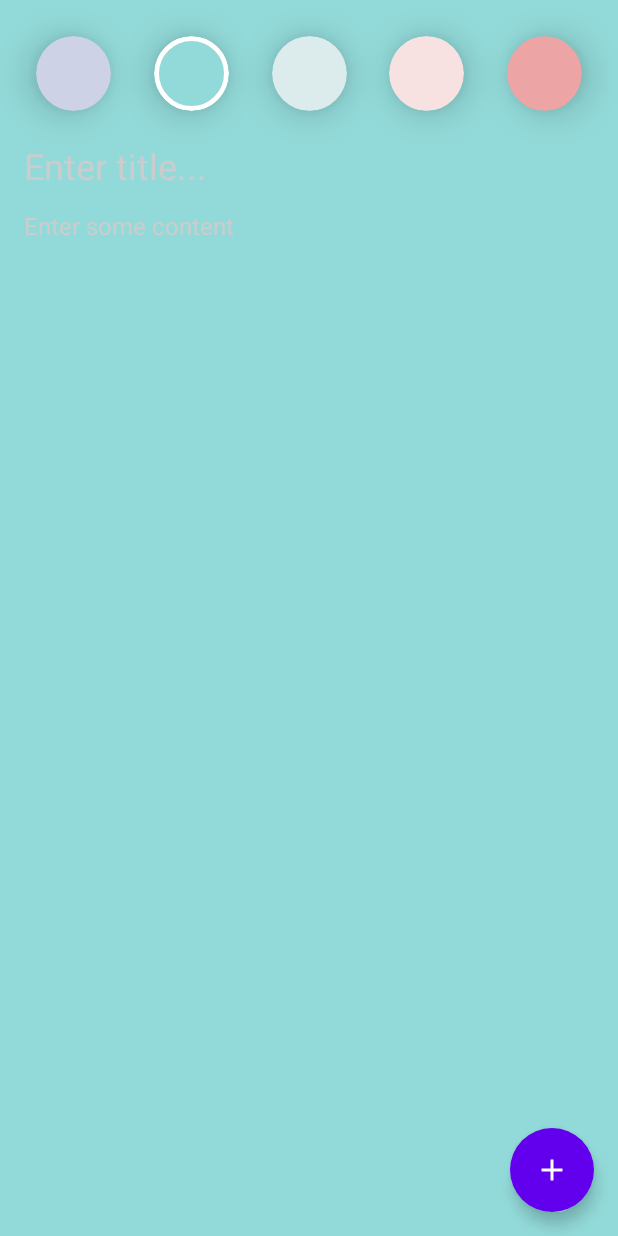
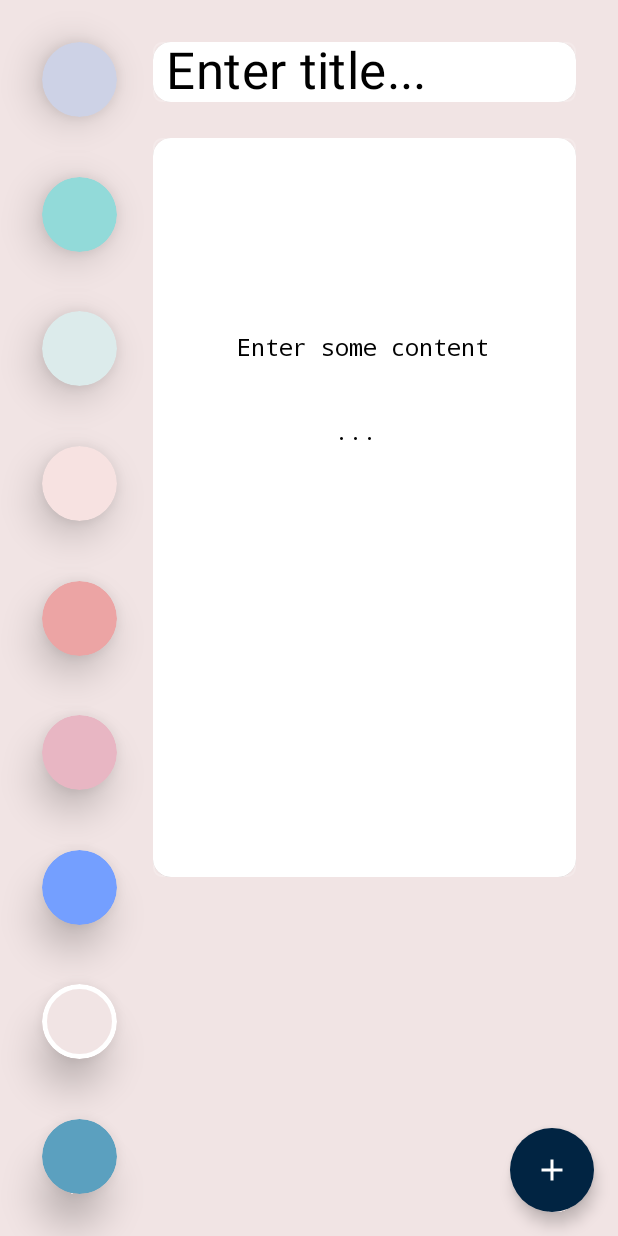
Before and after one commit to Rudione/SweetNotes, an Android app built with Jetpack Compose: the screen it shows after launch (MainActivity), after a tap on "Add note", on a phone screen of 412 x 824 dp. Run offline under Robolectric (Android 15) with nearby library versions, the phone set to English and light mode, and no system bars; our stand-ins replace Dagger/Hilt's generated code, Room's generated code; 1 other tap on this screen came first.

Commit message:
customized ui

```diff
--- a/app/src/main/java/com/example/sweetnotes/domain/model/Note.kt
+++ b/app/src/main/java/com/example/sweetnotes/domain/model/Note.kt
@@ -15,7 +15,9 @@ data class Note(
     val color: Int
 ) {
     companion object {
-        val noteColors = listOf(blueTop, luxuryBlue, bottomBlue, pinkTop, roseMedium)
+        val noteColors = listOf(
+            blueTop, luxuryBlue, bottomBlue, pinkTop, roseMedium, darkPurple, darkBlue, blueForever, lightBlue
+        )
     }
 }
 
--- a/app/src/main/java/com/example/sweetnotes/presentation/ui/editnote/AddEditNoteScreen.kt
+++ b/app/src/main/java/com/example/sweetnotes/presentation/ui/editnote/AddEditNoteScreen.kt
@@ -10,10 +10,8 @@ import androidx.compose.foundation.shape.CircleShape
 import androidx.compose.material.*
 import androidx.compose.material.icons.Icons
 import androidx.compose.material.icons.filled.Add
-import androidx.compose.runtime.Composable
-import androidx.compose.runtime.LaunchedEffect
-import androidx.compose.runtime.remember
-import androidx.compose.runtime.rememberCoroutineScope
+import androidx.compose.runtime.*
+import androidx.compose.ui.Alignment
 import androidx.compose.ui.Modifier
 import androidx.compose.ui.draw.clip
 import androidx.compose.ui.draw.shadow
@@ -41,7 +39,7 @@ fun AddEditNoteScreen(
     val noteBackgroundAnimatable = remember {
         Animatable(
             Color(
-                if(noteColor != -1) noteColor else viewModel.noteColor.value
+                if (noteColor != -1) noteColor else viewModel.noteColor.value
             )
         )
     }
@@ -50,7 +48,7 @@ fun AddEditNoteScreen(
 
     LaunchedEffect(key1 = true) {
         viewModel.eventFlow.collectLatest { event ->
-            when(event) {
+            when (event) {
                 is AddEditNoteViewModel.UiEvent.SaveNote -> {
                     navController.navigateUp()
                 }
@@ -75,16 +73,19 @@ fun AddEditNoteScreen(
         },
         scaffoldState = scaffoldState
     ) {
-        Column(modifier = Modifier
+        Row(
+            modifier = Modifier
                 .fillMaxSize()
                 .background(noteBackgroundAnimatable.value)
                 .padding(16.dp)
         ) {
-            Row(
+            // Color picker
+            Column(
                 modifier = Modifier
-                    .fillMaxWidth()
-                    .padding(8.dp),
-                horizontalArrangement = Arrangement.SpaceBetween
+                    .fillMaxHeight()
+                    .padding(12.dp),
+                horizontalAlignment = Alignment.End,
+                verticalArrangement = Arrangement.SpaceBetween
             ) {
                 Note.noteColors.forEach { color ->
                     val colorInt = color.toArgb()
@@ -115,7 +116,12 @@ fun AddEditNoteScreen(
                     )
                 }
             }
-            Spacer(modifier = Modifier.height(16.dp))
+            Column(
+                modifier = Modifier
+                    .fillMaxHeight()
+                    .padding(12.dp),
+                horizontalAlignment = Alignment.End
+            ) {
                 HintTextField(
                     text = titleState.text,
                     hint = titleState.hint,
@@ -127,9 +133,9 @@ fun AddEditNoteScreen(
                     },
                     isHintVisible = titleState.isVisibleHint,
                     singleLine = true,
-                textStyle = MaterialTheme.typography.h5
+                    textStyle = MaterialTheme.typography.h4
                 )
-            Spacer(modifier = Modifier.height(16.dp))
+                Spacer(modifier = Modifier.height(24.dp))
                 HintTextField(
                     text = contentState.text,
                     hint = contentState.hint,
@@ -141,8 +147,9 @@ fun AddEditNoteScreen(
                     },
                     isHintVisible = contentState.isVisibleHint,
                     textStyle = MaterialTheme.typography.body1,
-                modifier = Modifier.fillMaxHeight()
+                    modifier = Modifier.fillMaxHeight(0.7f)
                 )
             }
         }
     }
+}
--- a/app/src/main/java/com/example/sweetnotes/presentation/ui/editnote/AddEditNoteViewModel.kt
+++ b/app/src/main/java/com/example/sweetnotes/presentation/ui/editnote/AddEditNoteViewModel.kt
@@ -25,12 +25,12 @@ class AddEditNoteViewModel @Inject constructor(
 ): ViewModel() {
 
     private val _noteTitle = mutableStateOf(NoteTextFieldState(
-        hint = "Enter title..."
+        hint = " Enter title..."
     ))
     val noteTitle: State<NoteTextFieldState> = _noteTitle
 
     private val _noteContent = mutableStateOf(NoteTextFieldState(
-        hint = "Enter some content"
+        hint = "\n\n\n\n\n\n\n      Enter some content\n\n\n             ..."
     ))
     val noteContent: State<NoteTextFieldState> = _noteContent
 
--- a/app/src/main/java/com/example/sweetnotes/presentation/ui/editnote/components/HintTextField.kt
+++ b/app/src/main/java/com/example/sweetnotes/presentation/ui/editnote/components/HintTextField.kt
@@ -1,15 +1,26 @@
 package com.example.sweetnotes.presentation.ui.editnote.components
 
+import androidx.compose.foundation.border
 import androidx.compose.foundation.layout.Box
+import androidx.compose.foundation.layout.fillMaxSize
 import androidx.compose.foundation.layout.fillMaxWidth
+import androidx.compose.foundation.shape.RoundedCornerShape
 import androidx.compose.foundation.text.BasicTextField
+import androidx.compose.material.Card
 import androidx.compose.material.Text
 import androidx.compose.runtime.Composable
 import androidx.compose.ui.Modifier
+import androidx.compose.ui.draw.clip
+import androidx.compose.ui.draw.shadow
 import androidx.compose.ui.focus.FocusState
 import androidx.compose.ui.focus.onFocusChanged
 import androidx.compose.ui.graphics.Color
+import androidx.compose.ui.res.fontResource
 import androidx.compose.ui.text.TextStyle
+import androidx.compose.ui.text.font.FontFamily
+import androidx.compose.ui.tooling.preview.Preview
+import androidx.compose.ui.unit.dp
+import com.example.sweetnotes.R
 
 @Composable
 fun HintTextField(
@@ -21,6 +32,17 @@ fun HintTextField(
     onFocusChange: (FocusState) -> Unit,
     singleLine: Boolean = false,
     textStyle: TextStyle = TextStyle()
+) {
+    Card(
+        elevation = 12.dp,
+        modifier = Modifier
+            .border(
+                width = 1.dp,
+                color = Color.White.copy(0.2f),
+                shape = RoundedCornerShape(6.dp)
+            )
+            .clip(RoundedCornerShape(12.dp))
+            .shadow(12.dp)
     ) {
         Box(
             modifier = modifier
@@ -40,8 +62,9 @@ fun HintTextField(
                 Text(
                     text = hint,
                     style = textStyle,
-                color = Color.LightGray
+                    color = Color.Black
                 )
             }
         }
     }
+}
--- a/app/src/main/java/com/example/sweetnotes/presentation/ui/notes/NotesScreen.kt
+++ b/app/src/main/java/com/example/sweetnotes/presentation/ui/notes/NotesScreen.kt
@@ -1,6 +1,7 @@
 package com.example.sweetnotes.presentation.ui.notes
 
 import androidx.compose.animation.*
+import androidx.compose.foundation.Image
 import androidx.compose.foundation.clickable
 import androidx.compose.foundation.layout.*
 import androidx.compose.foundation.lazy.LazyColumn
@@ -14,8 +15,12 @@ import androidx.compose.runtime.Composable
 import androidx.compose.runtime.rememberCoroutineScope
 import androidx.compose.ui.Alignment
 import androidx.compose.ui.Modifier
+import androidx.compose.ui.graphics.Color
+import androidx.compose.ui.layout.ContentScale
+import androidx.compose.ui.res.painterResource
 import androidx.compose.ui.unit.dp
 import androidx.navigation.NavController
+import com.example.sweetnotes.R
 import com.example.sweetnotes.presentation.ui.notes.components.NoteItem
 import com.example.sweetnotes.presentation.ui.notes.components.OrderSection
 import com.example.sweetnotes.presentation.util.Screen
@@ -36,13 +41,20 @@ fun NotesScreen (
                 onClick = {
                     navController.navigate(Screen.AddEditNoteScreen.route)
                 },
-                backgroundColor = MaterialTheme.colors.primaryVariant
+                backgroundColor = MaterialTheme.colors.primaryVariant,
+                contentColor = Color.White.copy(0.8f)
             ) {
                 Icon(imageVector = Icons.Default.Add, contentDescription = "Add note")
             }
         },
         scaffoldState = scaffoldState
     ) {
+        Image(
+            painter = painterResource(id = R.drawable.img),
+            contentDescription = "mainscreen",
+            modifier = Modifier.fillMaxSize(),
+            contentScale = ContentScale.Crop
+        )
         Column(
             modifier = Modifier
                 .fillMaxSize()
@@ -61,11 +73,14 @@ fun NotesScreen (
                 ) {
                     Icon(
                         imageVector = Icons.Default.List,
+                        tint = Color.White,
                         contentDescription = "Sort"
                     )
                 }
+                Spacer(modifier = Modifier.padding(32.dp))
                 Text(
                     text = "All Notes",
+                    color = Color.White,
                     style = MaterialTheme.typography.h4
                 )
             }
--- a/app/src/main/java/com/example/sweetnotes/presentation/ui/notes/components/DefaultRadioButton.kt
+++ b/app/src/main/java/com/example/sweetnotes/presentation/ui/notes/components/DefaultRadioButton.kt
@@ -11,6 +11,7 @@ import androidx.compose.material.Text
 import androidx.compose.runtime.Composable
 import androidx.compose.ui.Alignment
 import androidx.compose.ui.Modifier
+import androidx.compose.ui.graphics.Color
 import androidx.compose.ui.tooling.preview.Preview
 import androidx.compose.ui.unit.dp
 
@@ -34,6 +35,10 @@ fun DefaultRadioButton(
             )
         )
         Spacer(modifier = Modifier.width(8.dp))
-        Text(text = text, style = MaterialTheme.typography.body1)
+        Text(
+            text = text,
+            color = Color.White,
+            style = MaterialTheme.typography.body1
+        )
     }
 }
--- a/app/src/main/java/com/example/sweetnotes/presentation/ui/notes/components/NoteItem.kt
+++ b/app/src/main/java/com/example/sweetnotes/presentation/ui/notes/components/NoteItem.kt
@@ -1,16 +1,16 @@
 package com.example.sweetnotes.presentation.ui.notes.components
 
 import androidx.compose.foundation.Canvas
+import androidx.compose.foundation.border
 import androidx.compose.foundation.layout.*
-import androidx.compose.material.Icon
-import androidx.compose.material.IconButton
-import androidx.compose.material.MaterialTheme
-import androidx.compose.material.Text
+import androidx.compose.foundation.shape.RoundedCornerShape
+import androidx.compose.material.*
 import androidx.compose.material.icons.Icons
 import androidx.compose.material.icons.filled.Delete
 import androidx.compose.runtime.Composable
 import androidx.compose.ui.Alignment
 import androidx.compose.ui.Modifier
+import androidx.compose.ui.draw.clip
 import androidx.compose.ui.geometry.CornerRadius
 import androidx.compose.ui.geometry.Offset
 import androidx.compose.ui.geometry.Size
@@ -30,6 +30,16 @@ fun NoteItem(
     cornerRadius: Dp = 10.dp,
     cutCornerSize: Dp = 30.dp,
     onDeleteClick: () -> Unit
+) {
+    Card(
+        elevation = 4.dp,
+        modifier = Modifier
+            .border(
+                width = 1.dp,
+                color = Color.White.copy(0.1f),
+                shape = RoundedCornerShape(16.dp)
+            )
+            .clip(RoundedCornerShape(16.dp))
     ) {
         Box(
             modifier = modifier
@@ -58,7 +68,7 @@ fun NoteItem(
             ) {
                 Text(
                     text = note.title,
-                style = MaterialTheme.typography.h6,
+                    style = MaterialTheme.typography.h5,
                     color = Color.DarkGray,
                     maxLines = 1,
                     overflow = TextOverflow.Ellipsis
@@ -84,3 +94,4 @@ fun NoteItem(
             }
         }
     }
+}
--- a/app/src/main/java/com/example/sweetnotes/presentation/ui/theme/Color.kt
+++ b/app/src/main/java/com/example/sweetnotes/presentation/ui/theme/Color.kt
@@ -2,9 +2,9 @@ package com.example.sweetnotes.presentation.ui.theme
 
 import androidx.compose.ui.graphics.Color
 
-val Purple200 = Color(0xFFBB86FC)
-val Purple500 = Color(0xFF6200EE)
-val Purple700 = Color(0xFF3700B3)
+val Purple200 = Color(0xFF716da6)
+val Purple500 = Color(0xFF012442)
+val Purple700 = Color(0xFF9793c6)
 val Teal200 = Color(0xFF03DAC5)
 
 val luxuryBlue = Color(0xFF92DAD9)
@@ -12,4 +12,7 @@ val bottomBlue = Color(0xFFDCEBEB)
 val pinkTop = Color(0xFFF7E2E1)
 val roseMedium = Color(0xFFECA4A4)
 val blueTop = Color(0xFFcdd2e6)
-val textField = Color(0xFF636363)
+val darkPurple = Color(0xFFe8b6c3)
+val lightBlue = Color(0xFF5BA0BF)
+val blueForever = Color(0xFFf1e4e4)
+val darkBlue = Color(0xFF749FFF)
--- a/app/src/main/java/com/example/sweetnotes/presentation/ui/theme/Type.kt
+++ b/app/src/main/java/com/example/sweetnotes/presentation/ui/theme/Type.kt
@@ -9,7 +9,7 @@ import androidx.compose.ui.unit.sp
 // Set of Material typography styles to start with
 val Typography = Typography(
     body1 = TextStyle(
-        fontFamily = FontFamily.Default,
+        fontFamily = FontFamily.Monospace,
         fontWeight = FontWeight.Normal,
         fontSize = 16.sp
     )
```
Also changed, not shown: app/src/main/res/drawable-v24/img.jpg (added), app/src/main/res/font/comic_shanns.otf (added). Lines whose indentation alone changed are shown as unchanged.
